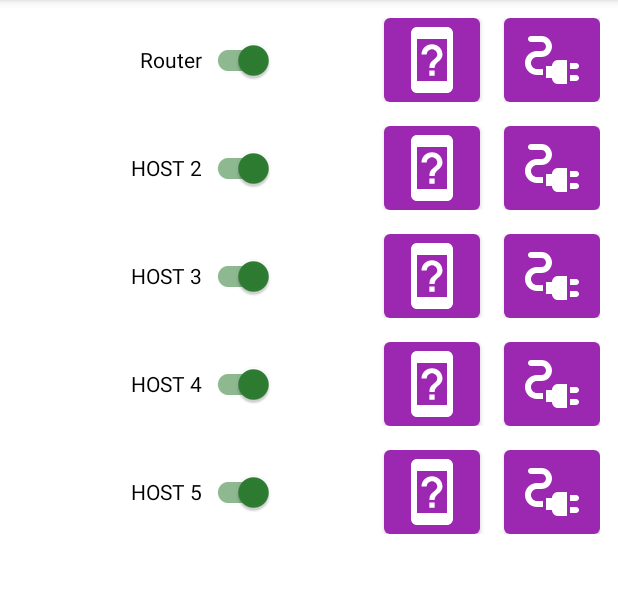
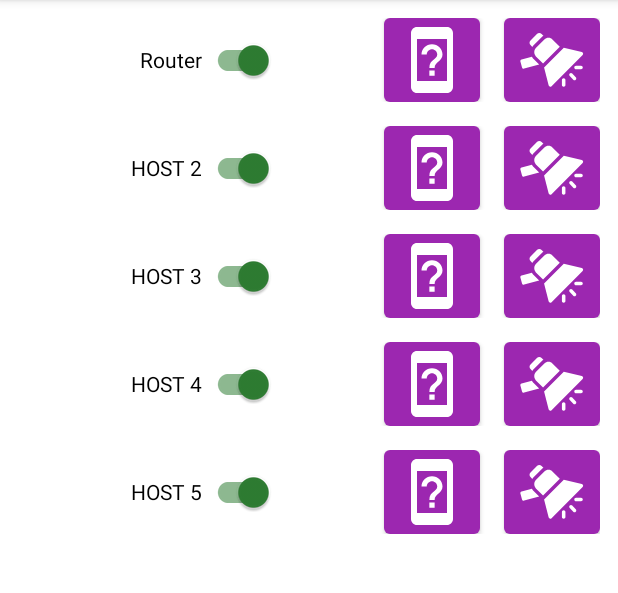
Before and after one commit to hanafey/WOL, an Android app: the MainFragment screen opened directly, with no data from a screen before it, on a phone screen of 412 x 824 dp, the part 84-677 px from its top. Run offline under Robolectric (Android 15) with nearby library versions, the phone set to English and light mode, and no system bars; our stand-ins replace navigation-ui; 5 statements that could not run were skipped.

Commit message:
Version 2.1.1 (16) Allow WOL from main fragment with a long click.
* Fixed issue with animation of megaphone icon. The icon should animate while WOL is awaiting.

* Libs updated.

```diff
--- a/app/src/main/java/com/hanafey/android/wol/magic/AckInstant.kt
+++ b/app/src/main/java/com/hanafey/android/wol/magic/AckInstant.kt
@@ -20,7 +20,7 @@ open class AckInstant internal constructor() {
     }
 
     /**
-     * Returns the instant and if is was already acknowledged and changes nothing
+     * Returns the instant and if is was already acknowledged and changes nothing.
      */
     fun state(): Pair<Instant, Boolean> {
         val i = instant
@@ -29,7 +29,7 @@ open class AckInstant internal constructor() {
     }
 
     /**
-     * Returns the instant and if is was already acknowledged, and set acknowledged to to true
+     * Returns the instant and if is was already acknowledged, and set acknowledged to to true.
      */
     fun consume(): Pair<Instant, Boolean> {
         val i = instant
--- a/app/src/main/java/com/hanafey/android/wol/magic/WolEventLiveData.kt
+++ b/app/src/main/java/com/hanafey/android/wol/magic/WolEventLiveData.kt
@@ -4,6 +4,7 @@ import androidx.annotation.MainThread
 import androidx.lifecycle.MediatorLiveData
 import com.hanafey.android.ax.Dog
 import com.hanafey.android.ax.Live
+import com.hanafey.android.wol.BuildConfig
 import kotlinx.coroutines.CoroutineScope
 import kotlinx.coroutines.delay
 import kotlinx.coroutines.launch
@@ -24,7 +25,7 @@ class WolEventLiveData(
 ) : MediatorLiveData<WolHost>() {
 
     private val ltag = "WolEventLiveData"
-    private val lon = true
+    private val lon = BuildConfig.LON_WolEventLiveData
     private val lun = wh.title
 
     private val signallingOn = AtomicBoolean(false)
--- a/app/src/main/res/layout/fragment_main.xml
+++ b/app/src/main/res/layout/fragment_main.xml
@@ -63,7 +63,7 @@
                     android:layout_height="wrap_content"
                     android:layout_width="wrap_content"
                     android:text=""
-                    app:icon="@drawable/ic_baseline_electrical_services_24"
+                    app:icon="@drawable/ic_wakeup_wol_animate"
                     />
             </androidx.appcompat.widget.LinearLayoutCompat>
 
@@ -106,7 +106,7 @@
                     android:layout_height="wrap_content"
                     android:layout_width="wrap_content"
                     android:text=""
-                    app:icon="@drawable/ic_baseline_electrical_services_24"
+                    app:icon="@drawable/ic_wakeup_wol_animate"
                     />
             </androidx.appcompat.widget.LinearLayoutCompat>
 
@@ -149,7 +149,7 @@
                     android:layout_height="wrap_content"
                     android:layout_width="wrap_content"
                     android:text=""
-                    app:icon="@drawable/ic_baseline_electrical_services_24"
+                    app:icon="@drawable/ic_wakeup_wol_animate"
                     />
             </androidx.appcompat.widget.LinearLayoutCompat>
 
@@ -192,7 +192,7 @@
                     android:layout_height="wrap_content"
                     android:layout_width="wrap_content"
                     android:text=""
-                    app:icon="@drawable/ic_baseline_electrical_services_24"
+                    app:icon="@drawable/ic_wakeup_wol_animate"
                     />
             </androidx.appcompat.widget.LinearLayoutCompat>
 
@@ -235,7 +235,7 @@
                     android:layout_height="wrap_content"
                     android:layout_width="wrap_content"
                     android:text=""
-                    app:icon="@drawable/ic_baseline_electrical_services_24"
+                    app:icon="@drawable/ic_wakeup_wol_animate"
                     />
             </androidx.appcompat.widget.LinearLayoutCompat>
         </androidx.appcompat.widget.LinearLayoutCompat>
```
Also changed, not shown: app/build.gradle (+10 -9 lines), app/src/main/java/com/hanafey/android/wol/HostStatusFragment.kt (+22 -16 lines), app/src/main/java/com/hanafey/android/wol/MainFragment.kt (+27 -2 lines), app/src/main/res/layout/fragment_host_status.xml (+7 -1 lines).
